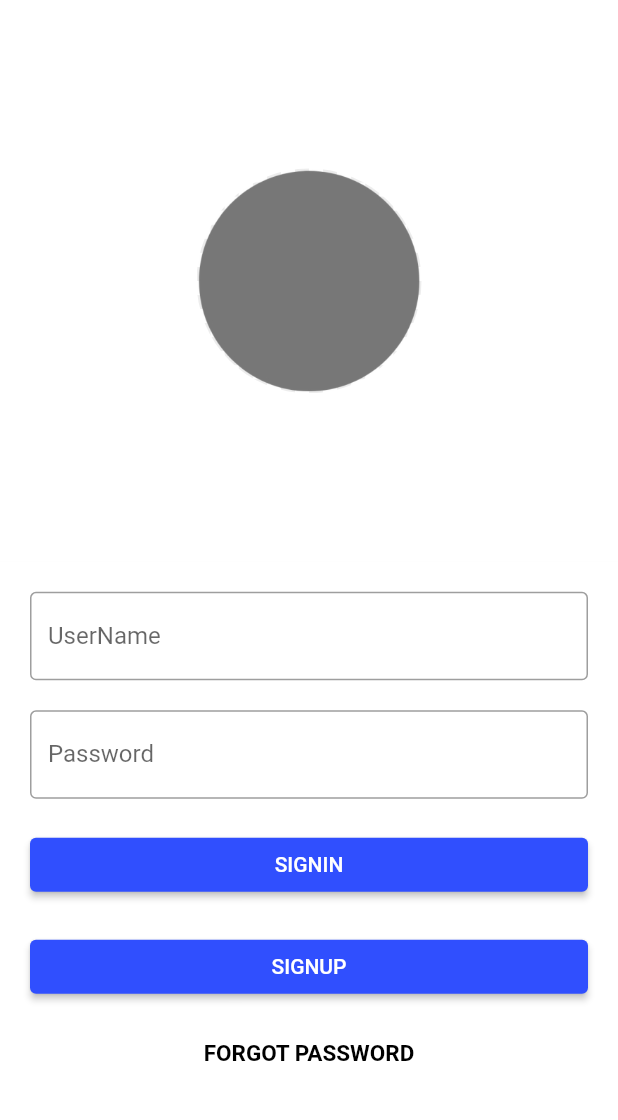
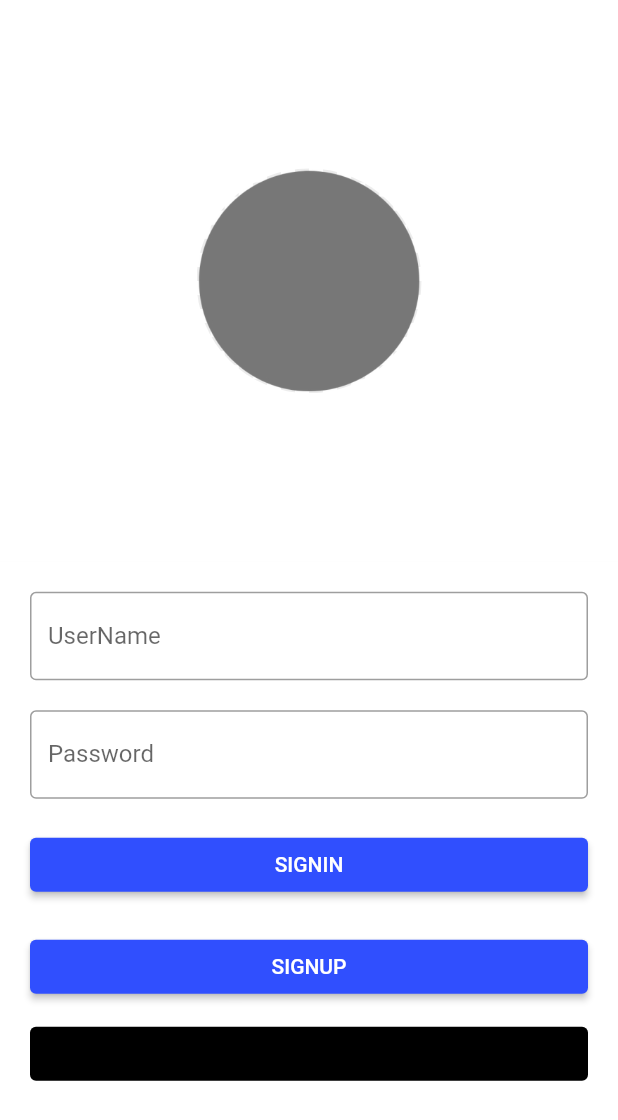
Before and after one commit to Anandhu-A-S/flutter_demo_UI, a Flutter app: the screen it shows after launch, on a phone screen of 412 x 824 dp. Shown: the top 1120 px of the screen. Run offline on Flutter 3.47's test engine with Material 2 defaults, Android fonts, the phone set to English and light mode, and no system bars; our stand-ins replace google_fonts, percent_indicator; missing offline and left inert: colorful_safe_area.

Commit message:
removed depricated 'primary' with 'backgroundcolor'

```diff
--- a/lib/signin_signout/signin_signout.dart
+++ b/lib/signin_signout/signin_signout.dart
@@ -106,7 +106,8 @@ class LoginSigninPage extends StatelessWidget {
                                         }
                                       },
                                       style: ElevatedButton.styleFrom(
-                                        primary: colorBlue, // Background color
+                                        backgroundColor:
+                                            colorBlue, // Background color
                                       ),
                                       child: const Text('SIGNIN'),
                                     ),
@@ -129,7 +130,8 @@ class LoginSigninPage extends StatelessWidget {
                                                         RegistrationPage()));
                                       },
                                       style: ElevatedButton.styleFrom(
-                                        primary: colorBlue, // Background color
+                                        backgroundColor:
+                                            colorBlue, // Background color
                                       ),
                                       child: const Text('SIGNUP'),
                                     ),
@@ -151,7 +153,7 @@ class LoginSigninPage extends StatelessWidget {
                                         fontSize: 15,
                                         fontWeight: FontWeight.w700,
                                       ),
-                                      primary: Colors.black),
+                                      backgroundColor: Colors.black),
                                   child: const Text(
                                     'FORGOT PASSWORD',
                                     style: TextStyle(
```
Also changed, not shown: pubspec.lock.
